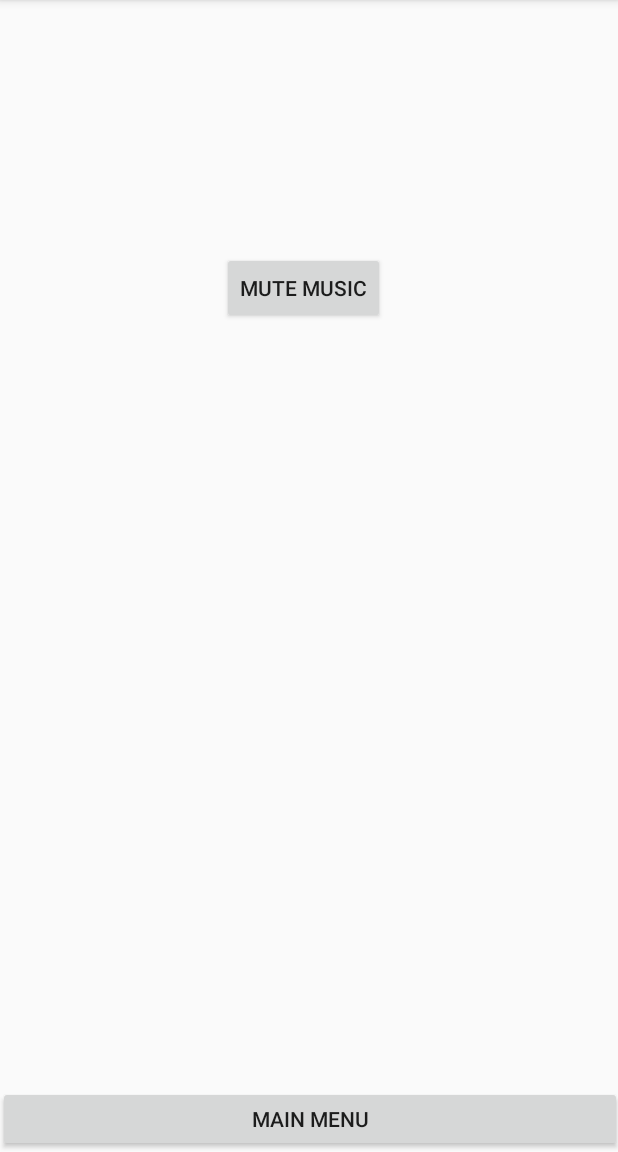
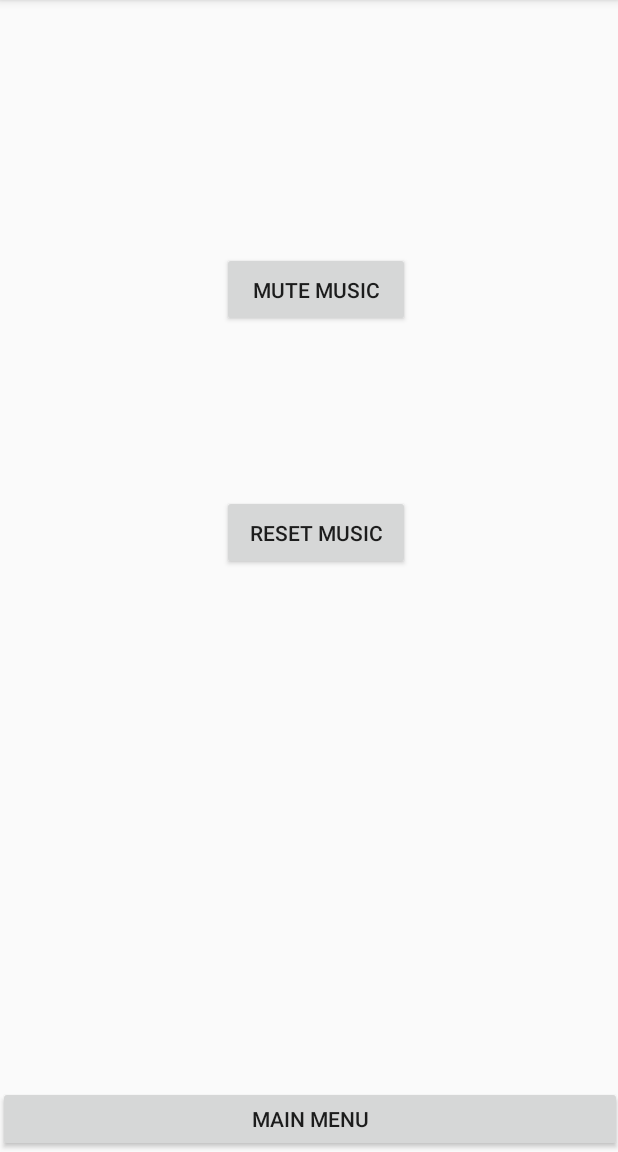
Before and after one commit to nzukow2/CS199KotlinProject, an Android app: the screen it shows after launch (MainActivity), after a tap on "SETTINGS", on a phone screen of 412 x 824 dp, the part 84-1236 px from its top. Run offline under Robolectric (Android 15) with nearby library versions, the phone set to English and light mode, and no system bars.

Commit message:
Mute music is implemented. Reset music has been implemented and works with mute music

```diff
--- a/app/src/main/res/layout/setting_menu.xml
+++ b/app/src/main/res/layout/setting_menu.xml
@@ -18,11 +18,23 @@
 
     <Button
         android:id="@+id/muteMusicButton"
-        android:layout_width="wrap_content"
-        android:layout_height="wrap_content"
+        android:layout_width="125dp"
+        android:layout_height="50dp"
         android:layout_marginStart="148dp"
         android:layout_marginTop="168dp"
         android:text="Mute Music"
         app:layout_constraintStart_toStartOf="parent"
         app:layout_constraintTop_toTopOf="parent" />
+
+    <Button
+        android:id="@+id/resetMusicButton"
+        android:layout_width="125dp"
+        android:layout_height="50dp"
+        android:layout_marginStart="148dp"
+        android:layout_marginTop="29dp"
+        android:layout_marginBottom="261dp"
+        android:text="Reset music"
+        app:layout_constraintBottom_toTopOf="@+id/returnToMainFromSettings"
+        app:layout_constraintStart_toStartOf="parent"
+        app:layout_constraintTop_toBottomOf="@+id/muteMusicButton" />
 </android.support.constraint.ConstraintLayout>
```
Also changed, not shown: app/src/main/java/com/example/thechallen_ge/MainActivity.kt (+16 -1 lines).
